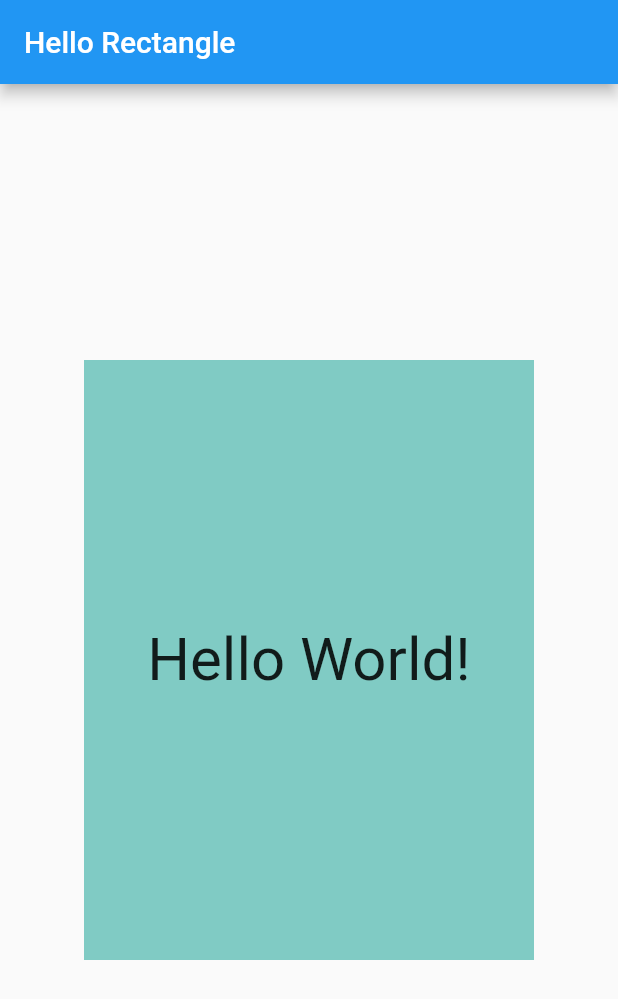
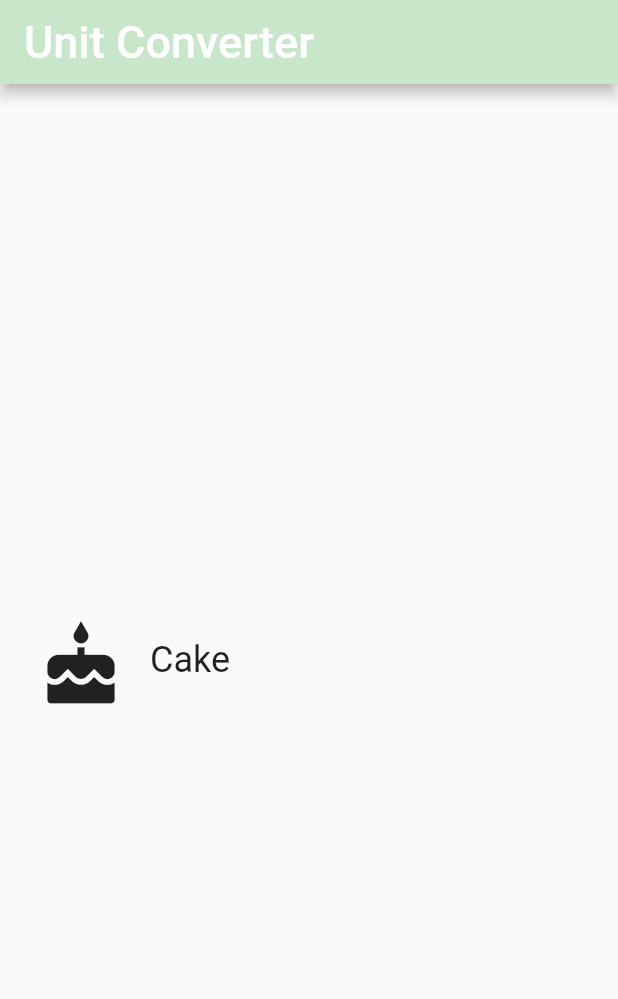
Before and after one commit to Komeomodo/unit_converter_app_flutter, a Flutter app: the screen it shows after launch, on a phone screen of 412 x 824 dp. Shown: the top 999 px of the screen. Run offline on Flutter 3.47's test engine with Material 2 defaults, Android fonts, the phone set to English and light mode, and no system bars.

Commit message:
"Added category.dart and updated main.dart"

```diff
--- /dev/null
+++ b/lib/category.dart
@@ -0,0 +1,78 @@
+
+import 'package:flutter/material.dart';
+// @required is defined in the meta.dart package
+import 'package:meta/meta.dart';
+
+//an underscore to indicate that these variables are private.
+final _rowHeight = 100.0;
+final _borderRadius = BorderRadius.circular(_rowHeight / 2);
+
+// A custom [Category] widget.
+//The widget is composed on an [Icon] and [Text]. Tapping on the widget shows
+//a colored [InkWell] animation.
+class Category extends StatelessWidget {
+  final String name;
+  final ColorSwatch color;
+  final IconData iconLocation;
+
+  /// Creates a [Category].
+  // A [Category] saves the name of the Category (e.g. 'Length'), its color for
+  //the UI, and the icon that represents it (e.g. a ruler).
+  // While the @required checks for whether a named parameter is passed in,
+  // it doesn't check whether the object passed in is null. We check that
+  // in the assert statement.
+  const Category({
+    Key key,
+    @required this.name,
+    @required this.color,
+    @required this.iconLocation,
+  })  : assert(name != null),
+        assert(color != null),
+        assert(iconLocation != null),
+        super(key: key);
+
+  // Builds a custom widget that shows [Category] information.
+  // This information includes the icon, name, and color for the [Category].
+  @override
+  // This `context` parameter describes the location of this widget in the
+  // widget tree. It can be used for obtaining Theme data from the nearest
+  // Theme ancestor in the tree.
+  Widget build(BuildContext context) {
+    return Material(
+      color: Colors.transparent,
+      child: Container(
+        height: _rowHeight,
+        child: InkWell(
+          borderRadius: _borderRadius,
+          highlightColor: color,
+          splashColor: color,
+          onTap: () {
+            print('I was tapped!');
+          },
+          child: Padding(
+            padding: EdgeInsets.all(8.0),
+            child: Row(
+              crossAxisAlignment: CrossAxisAlignment.stretch,
+              children: [
+                Padding(
+                  padding: EdgeInsets.all(16.0),
+                  child: Icon(
+                    iconLocation,
+                    size: 60.0,
+                  ),
+                ),
+                Center(
+                  child: Text(
+                    name,
+                    textAlign: TextAlign.center,
+                    style: Theme.of(context).textTheme.headline5,
+                  ),
+                ),
+              ],
+            ),
+          ),
+        ),
+      ),
+    );
+  }
+}
--- a/lib/main.dart
+++ b/lib/main.dart
@@ -1,32 +1,36 @@
 import 'package:flutter/material.dart';
+import 'package:unit_converter_app_flutter/category.dart';
+
+const _categoryName = 'Cake';
+const _categoryIcon = Icons.cake;
+const _categoryColor = Colors.tealAccent;
 
 void main() {
   runApp(
-    MaterialApp(
+    UnitConverterApp(),
+  );
+}
+
+class UnitConverterApp extends StatelessWidget {
+  @override
+  Widget build(BuildContext context) {
+    return MaterialApp(
       debugShowCheckedModeBanner: false,
       home: Scaffold(
         appBar: AppBar(
-          title: Text('Hello Rectangle'),
+          title: Text(
+            'Unit Converter',
+              style: TextStyle(
+                fontSize: 30.0,
+              ),
+          ),
+          backgroundColor: Colors.green[100],
         ),
-        body: HelloRectangle(),
-      ),
-    ),
-  );
-}
-
-class HelloRectangle extends StatelessWidget {
-  @override
-  Widget build(BuildContext context) {
-    return Center(
-      child: Container(
-        color: Colors.teal[200],
-        height: 400.0,
-        width: 300.0,
-        child: Center(
-          child: Text(
-            'Hello World!',
-            style: TextStyle(fontSize: 40.0),
-            textAlign: TextAlign.center,
+        body: Center(
+          child: Category(
+            name: _categoryName,
+            color: _categoryColor,
+            iconLocation: _categoryIcon,
           ),
         ),
       ),
```
Also changed, not shown: 1 other file.
